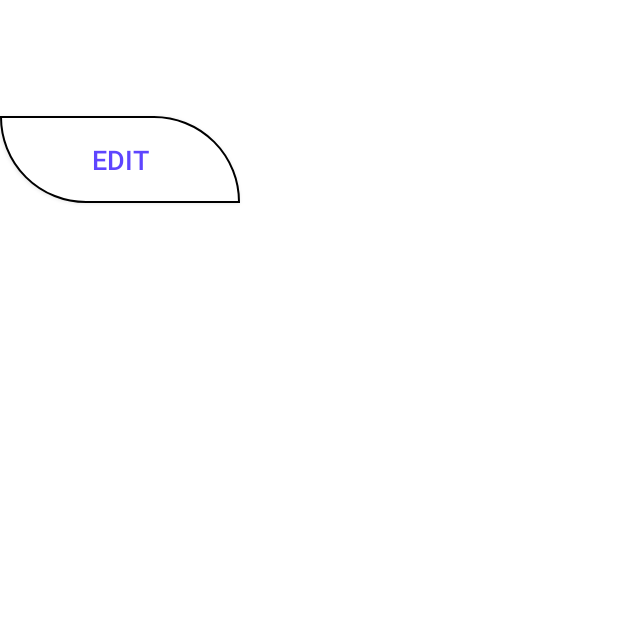
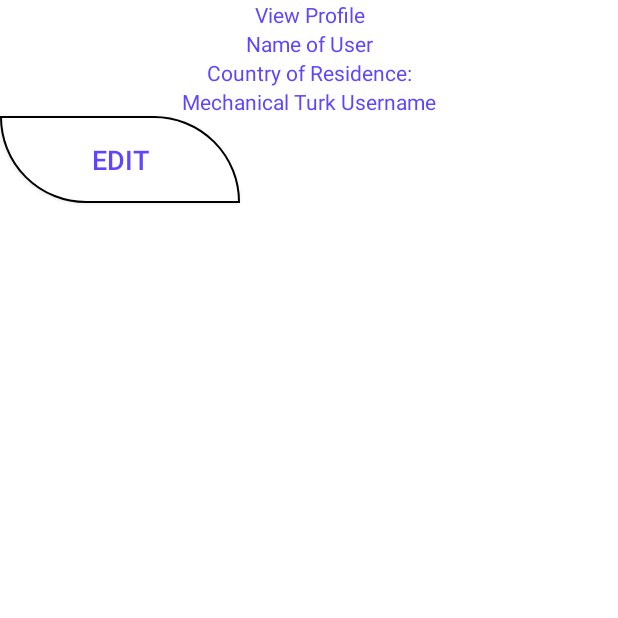
Before and after one commit to alexwhit/Mobile-Crowdworking, an Android app: the ProfileActivity screen opened directly, with no data from a screen before it, on a phone screen of 412 x 824 dp, the top half of it. Run offline under Robolectric (Android 15) with nearby library versions, the phone set to English and light mode, and no system bars; libraries missing offline, so code that uses them is left out: com.parse.

Commit message:
Fixed some design inconsistencies

```diff
--- a/M-Crowdsourcing/app/src/main/res/layout/activity_edit_account.xml
+++ b/M-Crowdsourcing/app/src/main/res/layout/activity_edit_account.xml
@@ -39,7 +39,8 @@
 
         android:layout_width="160dp"
         android:layout_height="58dp"
-        android:background="@drawable/buttonshape"/>
+        android:background="@drawable/buttonshape"
+        android:layout_centerHorizontal="true"/>
 
 
     <TextView android:id="@+id/signup_error"
--- a/M-Crowdsourcing/app/src/main/res/layout/activity_profileview.xml
+++ b/M-Crowdsourcing/app/src/main/res/layout/activity_profileview.xml
@@ -6,24 +6,26 @@
     <TextView android:text="@string/ProfileView"
         android:layout_width="match_parent"
         android:layout_height="wrap_content"
-        android:gravity="center" />
+        android:gravity="center"
+        android:textColor="@color/text"/>
 
     <TextView android:text="@string/name"
         android:layout_width="match_parent"
         android:layout_height="wrap_content"
         android:gravity="center"
-        />
+        android:textColor="@color/text"/>
 
     <TextView android:text="@string/country_of_residence"
         android:layout_width="match_parent"
         android:layout_height="wrap_content"
-        android:gravity="center" />
+        android:gravity="center"
+        android:textColor="@color/text"/>
 
     <TextView android:text="@string/mturk_username"
         android:layout_width="match_parent"
         android:layout_height="wrap_content"
         android:gravity="center"
-        />
+        android:textColor="@color/text"/>
 
     <Button
         android:id="@+id/change_info"
@@ -37,8 +39,6 @@
         android:layout_height="58dp"
         android:background="@drawable/buttonshape"
 
-        android:layout_centerHorizontal="true"/>
-
-
+        android:gravity="center"/>
 
 </LinearLayout>
--- a/M-Crowdsourcing/app/src/main/res/layout/list_hitlistcell.xml
+++ b/M-Crowdsourcing/app/src/main/res/layout/list_hitlistcell.xml
@@ -9,7 +9,8 @@ android:padding="5dp" >
     android:layout_width="wrap_content"
     android:layout_height="wrap_content"
     android:text="@+id/hitName"
-    android:textSize="30px">
+    android:textSize="30px"
+    android:textColor="@color/text">
 </TextView>
 
 
```
